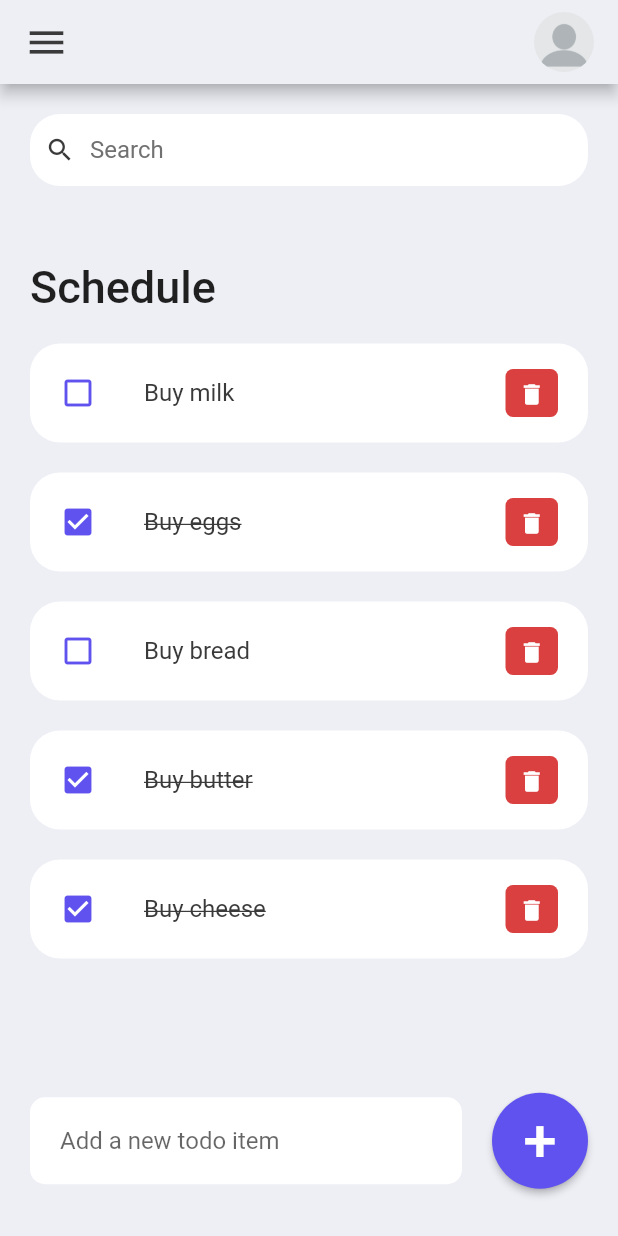
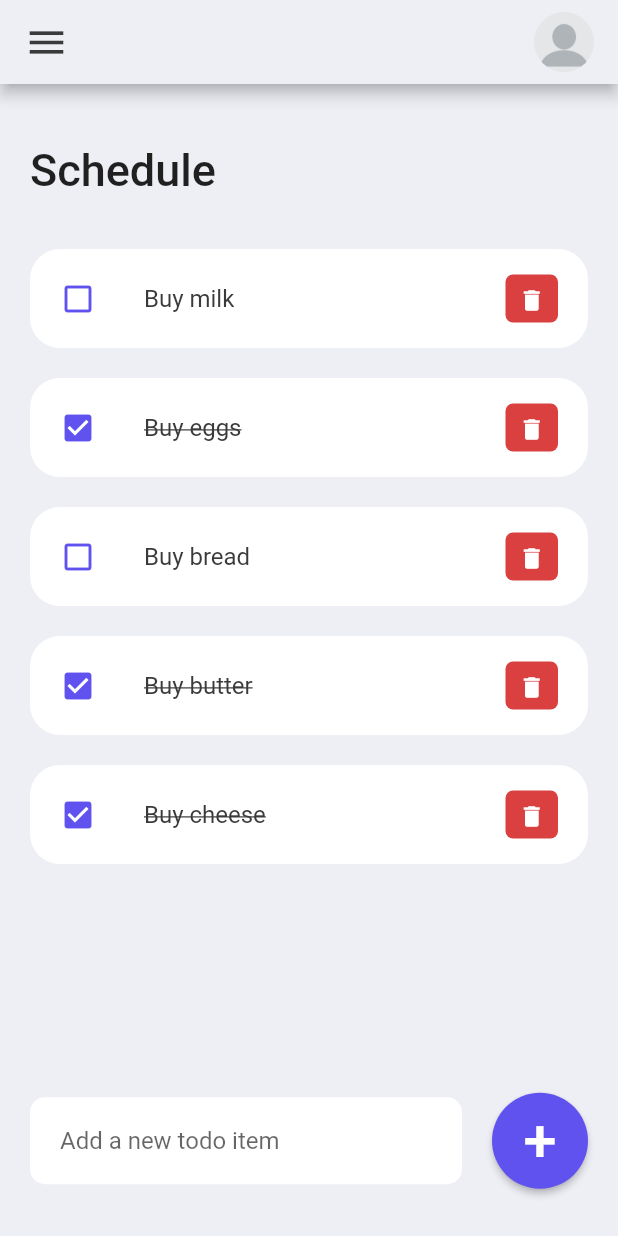
Before and after one commit to victormusembi11/flutter_todo, a Flutter app: the screen it shows after launch, on a phone screen of 412 x 824 dp. Run offline on Flutter 3.47's test engine with Material 2 defaults, Android fonts, the phone set to English and light mode, and no system bars.

Commit message:
refactor: removed search bar

```diff
--- a/lib/screens/home.dart
+++ b/lib/screens/home.dart
@@ -26,7 +26,6 @@ class _HomeState extends State<Home> {
             padding: const EdgeInsets.symmetric(horizontal: 20, vertical: 20),
             child: Column(
               children: [
-                searchBar(),
                 todoList(),
               ],
             ),
@@ -102,8 +101,8 @@ class _HomeState extends State<Home> {
         children: [
           Container(
             margin: const EdgeInsets.only(
-              top: 50,
-              bottom: 20,
+              top: 20,
+              bottom: 35,
             ),
             child: const Text(
               'Schedule',
@@ -151,35 +150,6 @@ class _HomeState extends State<Home> {
     });
   }
 
-  Widget searchBar() {
-    return Container(
-      decoration: BoxDecoration(
-        color: Colors.white,
-        borderRadius: BorderRadius.circular(20),
-      ),
-      child: const TextField(
-        decoration: InputDecoration(
-          contentPadding: EdgeInsets.all(0),
-          prefixIcon: Icon(
-            Icons.search,
-            color: tdBlack,
-            size: 20,
-          ),
-          prefixIconConstraints: BoxConstraints(
-            minWidth: 40,
-            maxHeight: 30,
-          ),
-          border: InputBorder.none,
-          hintText: 'Search',
-          hintStyle: TextStyle(
-            color: tdGrey,
-            fontSize: 16,
-          ),
-        ),
-      ),
-    );
-  }
-
   AppBar _buildAppBar() {
     return AppBar(
       backgroundColor: tdBGColor,
```
